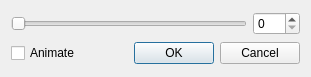
Above: tracedrawingrangedialog.ui from Serge45/GCodeViz before the change. Below: the same form after it.
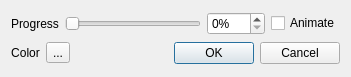
That is the form after the change.

Commit message: impl: able to change color of motion trace  - fine tune trace drawing setting dialog.

Diff of the .ui file:
```diff
--- a/tracedrawingrangedialog.ui
+++ b/tracedrawingrangedialog.ui
@@ -6,7 +6,7 @@
    <rect>
     <x>0</x>
     <y>0</y>
-    <width>311</width>
+    <width>351</width>
     <height>77</height>
    </rect>
   </property>
@@ -16,6 +16,13 @@
   <layout class="QVBoxLayout" name="verticalLayout">
    <item>
     <layout class="QHBoxLayout" name="horizontalLayout">
+     <item>
+      <widget class="QLabel" name="drawingRangeLabel">
+       <property name="text">
+        <string>Progress</string>
+       </property>
+      </widget>
+     </item>
      <item>
       <widget class="QSlider" name="drawingRangeSlider">
        <property name="maximum">
@@ -28,15 +35,17 @@
      </item>
      <item>
       <widget class="QSpinBox" name="drawingRangeSpinBox">
+       <property name="suffix">
+        <string>%</string>
+       </property>
+       <property name="prefix">
+        <string/>
+       </property>
        <property name="maximum">
         <number>100</number>
        </property>
       </widget>
      </item>
-    </layout>
-   </item>
-   <item>
-    <layout class="QHBoxLayout" name="horizontalLayout_2">
      <item>
       <widget class="QCheckBox" name="drawingAnimateCheckBox">
        <property name="text">
@@ -44,6 +53,30 @@
        </property>
       </widget>
      </item>
+    </layout>
+   </item>
+   <item>
+    <layout class="QHBoxLayout" name="horizontalLayout_2">
+     <item>
+      <widget class="QLabel" name="traceColorLabel">
+       <property name="text">
+        <string>Color</string>
+       </property>
+       <property name="alignment">
+        <set>Qt::AlignCenter</set>
+       </property>
+       <property name="buddy">
+        <cstring>traceColorToolButton</cstring>
+       </property>
+      </widget>
+     </item>
+     <item>
+      <widget class="QToolButton" name="traceColorToolButton">
+       <property name="text">
+        <string>...</string>
+       </property>
+      </widget>
+     </item>
      <item>
       <widget class="QDialogButtonBox" name="traceDrawingButtonBox">
        <property name="orientation">
```
Left out of the diff: 20 changed lines with no effect on the pictures. The commit also changes 4 other files.
